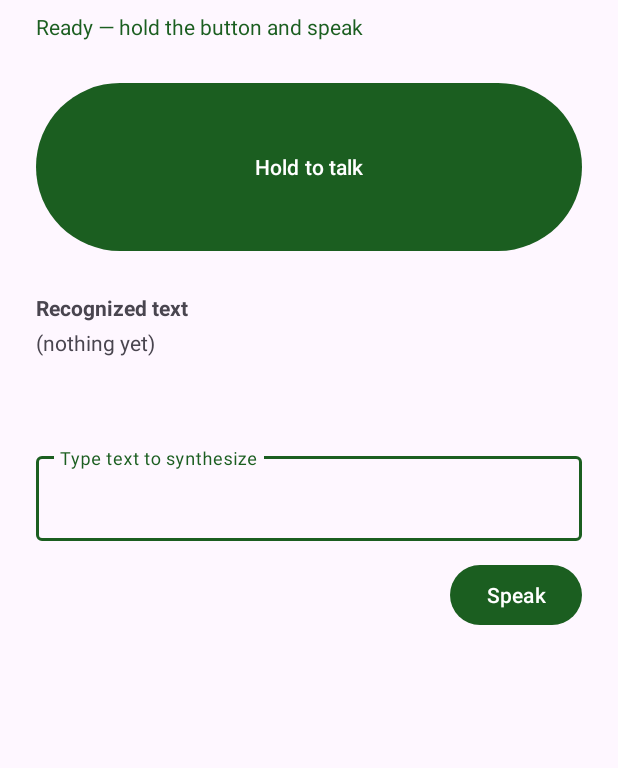
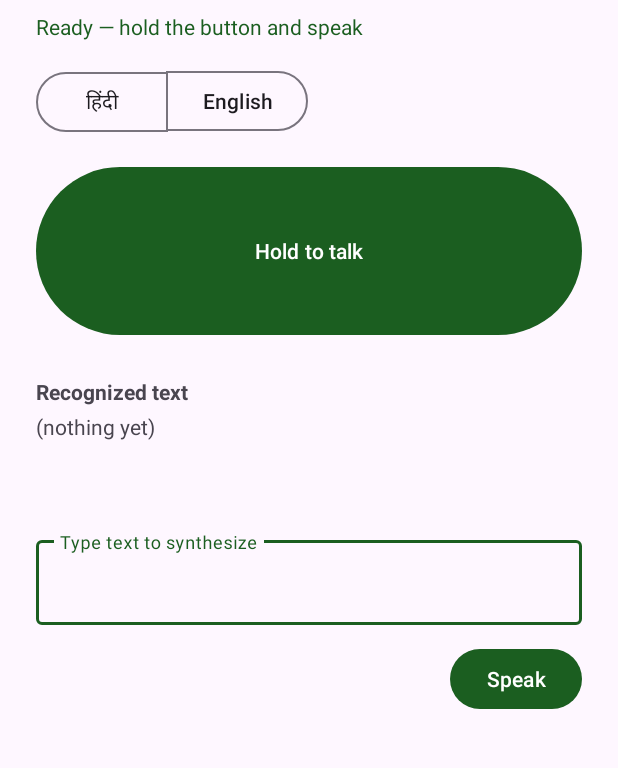
Before and after one commit to bansal1806/I-Tantra, an Android app: the screen it shows after launch (MainActivity), on a phone screen of 412 x 824 dp, the part 85-853 px from its top. Run offline under Robolectric (Android 15) with nearby library versions, the phone set to English and light mode, and no system bars; libraries missing offline, so code that uses them is left out: com.k2fsa.sherpa; 13 statements that could not run were skipped.

Commit message:
M1: English STT accuracy fix + Hindi/English language toggle
English STT was using NeMo conformer-CTC "small" (chosen for size), which
under-delivered on accuracy once tested by voice on-device. Swapped to
"medium" -- same architecture/pipeline, better-trained weights, so it's a
drop-in model swap, no code changes: ~68MB vs ~46MB int8, still fast
(RTF ~0.03-0.05 on-device). "large" (~170MB) is available as a further
step up if medium still isn't enough; noted in download_models.ps1.

Added a Hindi/English toggle (MaterialButtonToggleGroup) so both bundled
languages are reachable from one build -- SherpaEngine.release() frees
the previously-loaded language's models before loading the new one, so
only one language is ever held in RAM at a time.

Verified on-device (OnePlus 9RT): both languages push-to-talk correctly,
switching languages reloads cleanly, no crashes.

Co-Authored-By: Claude Sonnet 5 <noreply@anthropic.com>

```diff
--- a/android/app/src/main/java/com/itantra/app/MainActivity.kt
+++ b/android/app/src/main/java/com/itantra/app/MainActivity.kt
@@ -11,10 +11,11 @@ import androidx.core.content.ContextCompat
 import com.itantra.app.databinding.ActivityMainBinding
 
 /**
- * M1: real push-to-talk on one phone, one language (Hindi) -- speech in, recognized text
- * shown; typed text in, spoken aloud. No networking yet (that's M2): both directions run
- * fully on-device via [SherpaEngine], proving the STT/VAD/TTS pipeline works on real
- * hardware before two phones need to talk to each other.
+ * M1: real push-to-talk on one phone -- speech in, recognized text shown; typed text in,
+ * spoken aloud. No networking yet (that's M2): both directions run fully on-device via
+ * [SherpaEngine], proving the STT/VAD/TTS pipeline works on real hardware before two phones
+ * need to talk to each other. Hindi and English are both bundled; the toggle switches which
+ * one [SherpaEngine] has loaded (only one language's models are held in RAM at a time).
  */
 class MainActivity : AppCompatActivity() {
 
@@ -24,7 +25,7 @@ class MainActivity : AppCompatActivity() {
     @Volatile
     private var engineReady = false
 
-    private val lang = "hi" // only language bundled so far; en/others follow the same path
+    private var lang = "hi"
 
     private val requestMicPermission =
         registerForActivityResult(ActivityResultContracts.RequestPermission()) { granted ->
@@ -43,6 +44,15 @@ class MainActivity : AppCompatActivity() {
         engine = SherpaEngine(applicationContext)
         setControlsEnabled(false)
         ensureMicPermission()
+
+        binding.langToggle.addOnButtonCheckedListener { _, checkedId, isChecked ->
+            if (!isChecked) return@addOnButtonCheckedListener
+            val newLang = if (checkedId == binding.langEnglishButton.id) "en" else "hi"
+            if (newLang != lang) {
+                lang = newLang
+                loadEngine()
+            }
+        }
 
         binding.pttButton.setOnTouchListener { _, event ->
             if (!engineReady) return@setOnTouchListener true
@@ -99,6 +109,8 @@ class MainActivity : AppCompatActivity() {
     }
 
     private fun loadEngine() {
+        engineReady = false
+        setControlsEnabled(false)
         binding.status.text = getString(R.string.status_loading_models)
         Thread {
             engine.init(lang)
@@ -113,5 +125,7 @@ class MainActivity : AppCompatActivity() {
     private fun setControlsEnabled(enabled: Boolean) {
         binding.pttButton.isEnabled = enabled
         binding.speakButton.isEnabled = enabled
+        binding.langHindiButton.isEnabled = enabled
+        binding.langEnglishButton.isEnabled = enabled
     }
 }
--- a/android/app/src/main/java/com/itantra/app/SherpaEngine.kt
+++ b/android/app/src/main/java/com/itantra/app/SherpaEngine.kt
@@ -29,12 +29,16 @@ private const val VAD_WINDOW = 512
  * Wraps sherpa-onnx's VAD + STT + TTS for one language, loading models straight from the
  * app's assets (see build.gradle.kts noCompress + the models copied under src/main/assets).
  *
- * M1 scope: one language (Hindi), one phone, no networking. Push-to-talk itself is the
- * endpointer (record while held, transcribe on release) -- VAD is still real work, though:
- * it trims leading/trailing silence from the held-button recording before STT sees it,
- * which is exactly the "endpointing" job the architecture doc describes, just anchored to
- * the button instead of running hands-free. Hands-free auto-endpointing (finalizing before
- * release) is a latency optimization for a later pass, not needed for this milestone.
+ * M1 scope: one phone, no networking. Push-to-talk itself is the endpointer (record while
+ * held, transcribe on release) -- VAD is still real work, though: it trims leading/trailing
+ * silence from the held-button recording before STT sees it, which is exactly the
+ * "endpointing" job the architecture doc describes, just anchored to the button instead of
+ * running hands-free. Hands-free auto-endpointing (finalizing before release) is a latency
+ * optimization for a later pass, not needed for this milestone.
+ *
+ * One language is loaded at a time (not all bundled languages held in RAM at once, per the
+ * efficiency goal) -- call [init] again with a different lang to switch; it releases the
+ * previous models first.
  */
 class SherpaEngine(private val context: Context) {
 
@@ -47,8 +51,12 @@ class SherpaEngine(private val context: Context) {
     private var audioRecord: AudioRecord? = null
     private var recordingThread: Thread? = null
 
-    /** Loads all three models from assets. Call off the main thread -- this takes real time. */
+    /**
+     * Loads all three models from assets for [lang], releasing whatever was previously
+     * loaded first. Call off the main thread -- this takes real time.
+     */
     fun init(lang: String) {
+        release()
         val assets = context.assets
 
         vad = Vad(
@@ -98,6 +106,16 @@ class SherpaEngine(private val context: Context) {
             ),
         )
         Log.i(TAG, "SherpaEngine ready for lang=$lang")
+    }
+
+    /** Frees whatever models are currently loaded. Safe to call when nothing is loaded. */
+    fun release() {
+        vad?.release()
+        recognizer?.release()
+        tts?.release()
+        vad = null
+        recognizer = null
+        tts = null
     }
 
     private fun ttsModelFileFor(lang: String): String = when (lang) {
--- a/android/app/src/main/res/layout/activity_main.xml
+++ b/android/app/src/main/res/layout/activity_main.xml
@@ -28,14 +28,42 @@
         app:layout_constraintStart_toStartOf="parent"
         tools:text="Ready" />
 
+    <!-- Language toggle: switches which model set SherpaEngine has loaded. Only one
+         language's models are ever held in RAM at a time (see SherpaEngine.init). -->
+    <com.google.android.material.button.MaterialButtonToggleGroup
+        android:id="@+id/langToggle"
+        android:layout_width="wrap_content"
+        android:layout_height="wrap_content"
+        android:layout_marginTop="16dp"
+        app:layout_constraintTop_toBottomOf="@id/status"
+        app:layout_constraintStart_toStartOf="parent"
+        app:singleSelection="true"
+        app:selectionRequired="true">
+
+        <com.google.android.material.button.MaterialButton
+            android:id="@+id/langHindiButton"
+            style="?attr/materialButtonOutlinedStyle"
+            android:layout_width="wrap_content"
+            android:layout_height="wrap_content"
+            android:checked="true"
+            android:text="@string/lang_hindi" />
+
+        <com.google.android.material.button.MaterialButton
+            android:id="@+id/langEnglishButton"
+            style="?attr/materialButtonOutlinedStyle"
+            android:layout_width="wrap_content"
+            android:layout_height="wrap_content"
+            android:text="@string/lang_english" />
+    </com.google.android.material.button.MaterialButtonToggleGroup>
+
     <!-- Push-to-talk: STT direction -->
     <com.google.android.material.button.MaterialButton
         android:id="@+id/pttButton"
         android:layout_width="0dp"
         android:layout_height="120dp"
-        android:layout_marginTop="24dp"
+        android:layout_marginTop="16dp"
         android:text="@string/btn_hold_to_talk"
-        app:layout_constraintTop_toBottomOf="@id/status"
+        app:layout_constraintTop_toBottomOf="@id/langToggle"
         app:layout_constraintStart_toStartOf="parent"
         app:layout_constraintEnd_toEndOf="parent" />
 
--- a/android/app/src/main/res/values/strings.xml
+++ b/android/app/src/main/res/values/strings.xml
@@ -9,6 +9,9 @@
     <string name="status_loading_models">Loading models…</string>
     <string name="status_mic_denied">Microphone permission denied — push-to-talk needs it</string>
 
+    <string name="lang_hindi">हिंदी</string>
+    <string name="lang_english">English</string>
+
     <string name="btn_hold_to_talk">Hold to talk</string>
     <string name="label_recognized_text">Recognized text</string>
     <string name="placeholder_stt_idle">(nothing yet)</string>
```
Also changed, not shown: 2 other files.
